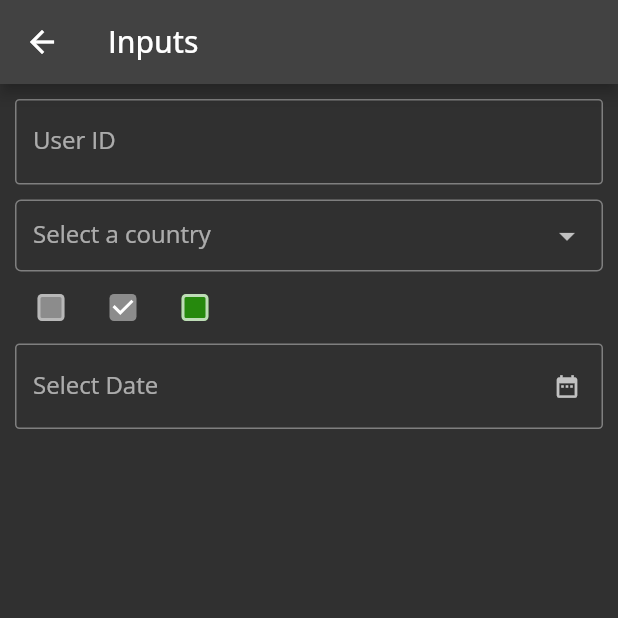
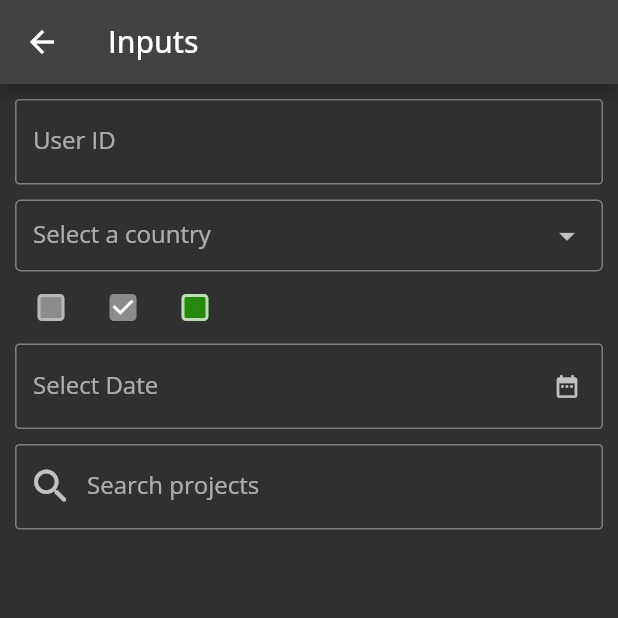
Before and after one commit to manoharramarao/flutter-theming, a Flutter app: the DInputs screen opened directly, on a phone screen of 412 x 824 dp, the top half of it. Run offline on Flutter 3.47's test engine with Material 2 defaults, Android fonts, the phone set to English and light mode, and no system bars; drawn by our look-alikes of dropdown_search; our stand-ins replace dio, google_fonts.

Commit message:
add searchbox

```diff
--- a/lib/screens/inputs.dart
+++ b/lib/screens/inputs.dart
@@ -5,6 +5,7 @@ import 'package:myapp/d_theme/d_widgets/d_datetime_picker.dart';
 import 'package:myapp/d_theme/d_widgets/d_dropdown.dart';
 import 'package:dropdown_search/dropdown_search.dart';
 import 'package:dio/dio.dart';
+import 'package:myapp/d_theme/d_widgets/d_search.dart';
 import 'package:myapp/d_theme/d_widgets/d_text_dropdown.dart';
 import 'package:myapp/d_theme/d_widgets/d_text_field.dart';
 
@@ -131,6 +132,13 @@ class _DInputsState extends State<DInputs> {
                 ],
               ),
               const DDateTimePicker(),
+              const SizedBox(
+                height: 10,
+              ),
+              const DSearchBox(
+                hintText: "Axis",
+                labelText: "Search projects",
+              ),
             ],
           ),
         ),
```
